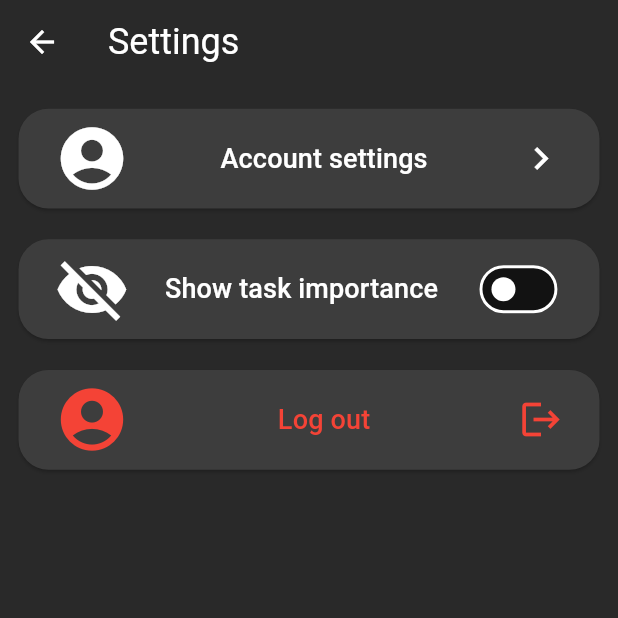
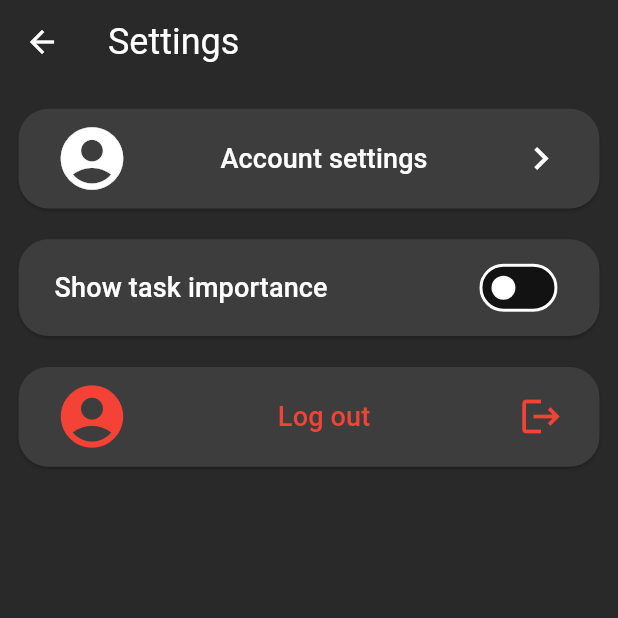
Before and after one commit to DaryaSanina/smart-planner, a Flutter app: the HomePage screen opened directly with empty values, after a tap on the "settings" icon, on a phone screen of 412 x 824 dp, the top half of it. Run offline on Flutter 3.47's test engine with Material 3 defaults, Android fonts, the phone set to English and light mode, and no system bars; our stand-ins replace device_info_plus, firebase_auth, firebase_core, flutter_local_notifications, google_sign_in, permission_handler and 2 more; missing offline and left inert: extension_google_sign_in_as_googleapis_auth, googleapis; accounts and stored records are empty; network calls fail.

Commit message:
Fix screen overflow bugs

```diff
--- a/app/lib/home/widgets/assistant_chat/message_bar.dart
+++ b/app/lib/home/widgets/assistant_chat/message_bar.dart
@@ -18,7 +18,7 @@ class _MessageBarState extends State<MessageBar> {
 
     ButtonStyle buttonStyle = ButtonStyle(
       shape: MaterialStateProperty.all(const CircleBorder()),
-      padding: MaterialStateProperty.all(const EdgeInsets.all(25)),
+      padding: MaterialStateProperty.all(const EdgeInsets.all(20)),
       backgroundColor: MaterialStateProperty.all(Theme.of(context).colorScheme.primary),
       iconColor: MaterialStateProperty.all(Theme.of(context).colorScheme.secondary),
     );
--- a/app/lib/settings/widgets/show_importance_button.dart
+++ b/app/lib/settings/widgets/show_importance_button.dart
@@ -22,11 +22,6 @@ class ShowImportanceButton extends StatelessWidget {
         child: Row(
           mainAxisAlignment: MainAxisAlignment.spaceBetween,
           children: [
-            Icon(
-              Icons.visibility_off,
-              color: Theme.of(context).colorScheme.tertiary,
-              size: 50,
-            ),
             Text(
               "Show task importance",
               style: TextStyle(color: Theme.of(context).colorScheme.tertiary, fontSize: 18)
```
